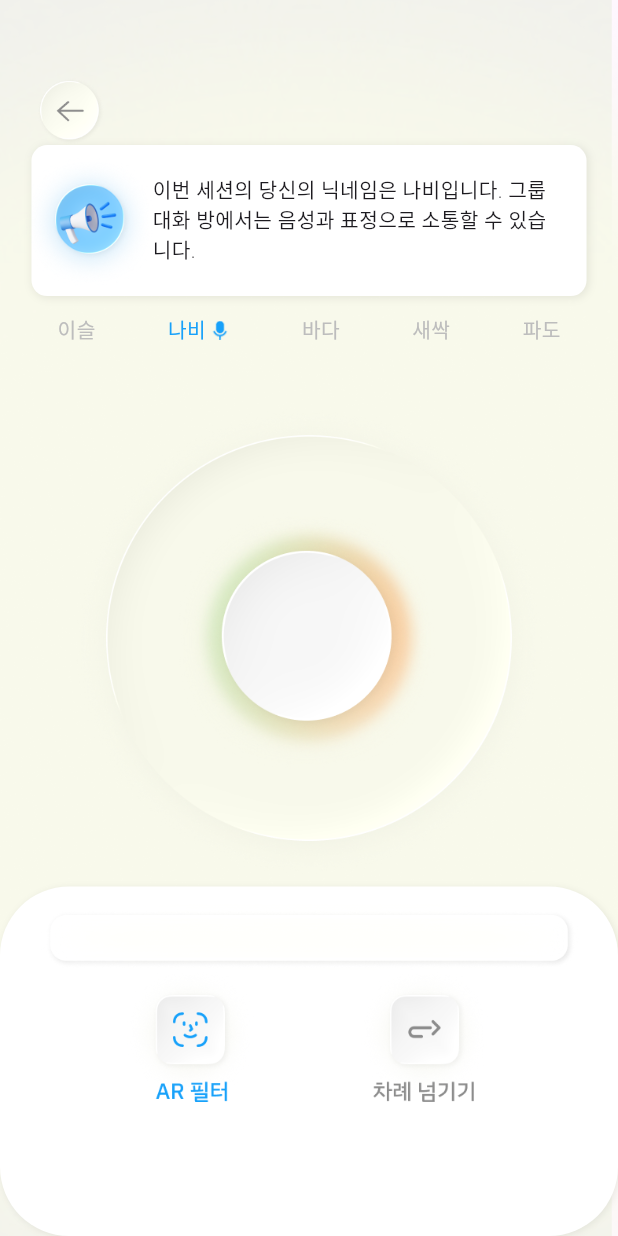
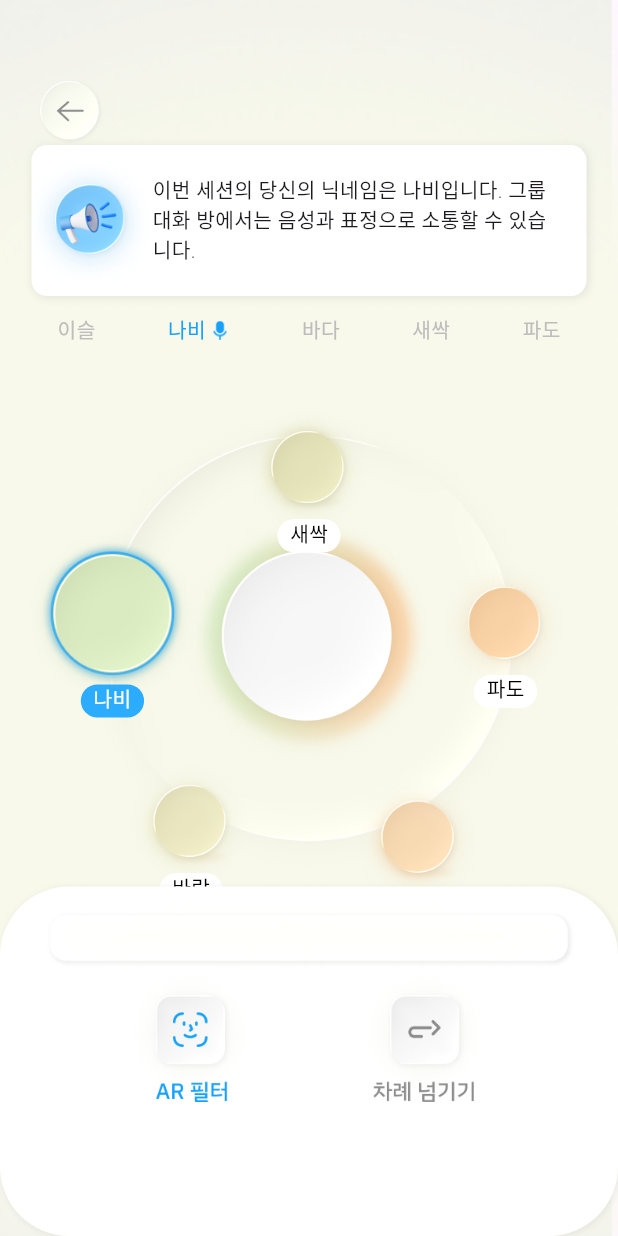
Before and after one commit to potion-glowdrop/blurr-flutter, a Flutter app: the GroupRoomPage screen opened directly with empty values, on a phone screen of 412 x 824 dp. Run offline on Flutter 3.47's test engine with Material 3 defaults, Android fonts, the light colour scheme and no system bars; our stand-ins replace camera, flutter_screenutil, permission_handler; Roboto replaces fonts that are missing (IBMPlexSansKR).

Commit message:
[FEAT] group room avatar background added

```diff
--- a/lib/features/group_chat/group_chat_room.dart
+++ b/lib/features/group_chat/group_chat_room.dart
@@ -1,5 +1,91 @@
 import 'package:flutter/material.dart';
 import 'package:flutter_screenutil/flutter_screenutil.dart';
+
+import 'package:flutter/material.dart';
+import 'package:flutter_screenutil/flutter_screenutil.dart';
+
+class ParticipantAvatar extends StatelessWidget {
+  final String name;       // 이름 (ex: '새싹')
+  final String image;      // 기본 이미지 경로
+  final String turnImage;  // 턴일 때 이미지 경로
+  final String turn;       // 현재 턴의 이름
+
+  // 위치 값
+  final double? top;
+  final double? left;
+  final double? right;
+  final double? bottom;
+
+  // 크기 조정
+  final double size;       // 기본 사이즈 (ex: 46)
+  final double sizeTurn;   // 턴일 때 사이즈 (ex: 72)
+
+  const ParticipantAvatar({
+    super.key,
+    required this.name,
+    required this.image,
+    required this.turnImage,
+    required this.turn,
+    this.top,
+    this.left,
+    this.right,
+    this.bottom,
+    this.size = 46,
+    this.sizeTurn = 72,
+  });
+
+  @override
+  Widget build(BuildContext context) {
+    final bool isTurn = (turn == name);
+    final double avatarSize = isTurn ? sizeTurn.w : size.w;
+
+    return Positioned(
+      top: top,
+      left: left,
+      right: right,
+      bottom: bottom,
+      child: Center(
+        child: Column(
+          children: [
+            SizedBox(
+              width: avatarSize,
+              height: avatarSize,
+              child: OverflowBox(
+                maxHeight: isTurn ? (sizeTurn * 1.78).w : (size * 2.3).w,
+                maxWidth: isTurn ? (sizeTurn * 1.78).w : (size * 2.3).w,
+                child: ClipRRect(
+                  borderRadius: BorderRadius.circular(10.w),
+                  child: Image.asset(
+                    isTurn ? turnImage : image,
+                    width: isTurn ? (sizeTurn * 1.78).w : (size * 2.3).w,
+                  ),
+                ),
+              ),
+            ),
+            SizedBox(height: 10.h),
+            Container(
+              height: 21.w,
+              padding: EdgeInsets.symmetric(horizontal: 8.w),
+              decoration: BoxDecoration(
+                color: isTurn ? const Color(0xFF2BACFF) : const Color(0xFFFFFFFF),
+                borderRadius: BorderRadius.circular(13.w),
+              ),
+              child: Text(
+                name,
+                style: TextStyle(
+                  color: isTurn ? const Color(0xFFFFFFFF) : const Color(0xFF000000),
+                  fontFamily: 'IBMPlexSansKR',
+                  fontSize: 14.sp,
+                  fontWeight: FontWeight.w500,
+                ),
+              ),
+            ),
+          ],
+        ),
+      ),
+    );
+  }
+}
 class ParticipantsRow extends StatelessWidget {
   final List<String> participants; // 전체 참가자 이름
   final String activeName;         // 발언자 이름
@@ -119,10 +205,12 @@ class SessionInfoCard extends StatelessWidget {
 class GroupRoomPage extends StatefulWidget {
   final String topic;
   final bool myTurn; // 내 차례인지 여부
+  final String turn;
 
   const GroupRoomPage({
     super.key,
     required this.topic,
+    this.turn = "나비",
     this.myTurn = true,
   });
 
@@ -132,6 +220,8 @@ class GroupRoomPage extends StatefulWidget {
 
 class _GroupRoomPageState extends State<GroupRoomPage> {
   bool _arOn = true; // AR 필터 On/Off 상태
+  String turn = "나비";
+
 
   @override
   Widget build(BuildContext context) {
@@ -159,9 +249,9 @@ class _GroupRoomPageState extends State<GroupRoomPage> {
                         '이번 세션의 당신의 닉네임은 나비입니다. 그룹 대화 방에서는 음성과 표정으로 소통할 수 있습니다.',
                   ),
                   SizedBox(height: 11.h),
-                  const ParticipantsRow(
-                    participants: ['이슬', '나비', '바다', '새싹', '파도'],
-                    activeName: '나비',
+                  ParticipantsRow(
+                    participants: const ['이슬', '나비', '바다', '새싹', '파도'],
+                    activeName: turn,
                   ),
                 ],
               ),
@@ -221,10 +311,90 @@ class _GroupRoomPageState extends State<GroupRoomPage> {
                       ),
                     ),
                   ),
+
                 ],
               ),
             ),
           ),
+          // Positioned(
+          //   top: turn=='새싹'?255.w:275.w,
+          //   left: 0,
+          //   right: 0,
+          //   child: Center(
+          //   child: Column(
+          //     children: [
+          //       SizedBox(
+          //         width: turn=='새싹'?72.w:46.w,
+          //         height: turn=='새싹'?72.w:46.w,
+          //         child: OverflowBox(
+          //           maxHeight: turn=='새싹'?128.w:106.w,
+          //           maxWidth: turn=='새싹'?128.w:106.w,
+          //           child: ClipRRect(
+          //             borderRadius: BorderRadiusGeometry.circular(10.w),
+          //             child: Image.asset(turn=='새싹'?'assets/images/group/saessak_turn.png':'assets/images/group/saessak.png', width: turn=='새싹'?128.w:106.w,)),
+          //         ),
+          //       ),
+          //       SizedBox(height: 10.h,),
+          //       Container(
+          //         height: 21.w,
+          //         padding: EdgeInsets.symmetric(horizontal: 8.w),
+          //         decoration: BoxDecoration(
+          //           color: turn=='새싹'?Color(0xFF2BACFF):Color(0xFFFFFFFF),
+          //           borderRadius: BorderRadius.circular(13.w)
+          //         ),
+          //         child: Text('새싹', style: TextStyle(color: turn=='새싹'?Color(0xFFFFFFFF):Color(0xFF000000),fontFamily: 'IBMPlexSansKR', fontSize: 14.sp,fontWeight: FontWeight.w500),),
+          //       )
+          //     ],
+          //   ))),
+
+          ParticipantAvatar(
+            name: '새싹',
+            image: 'assets/images/group/saessak.png',
+            turnImage: 'assets/images/group/saessak_turn.png',
+            turn: turn,
+            top: turn == '새싹' ? 255.w : 275.w,
+            left: 0,
+            right: 0,
+          ),
+          ParticipantAvatar(
+            name: '파도',
+            image: 'assets/images/group/pado.png',
+            turnImage: 'assets/images/group/pado_turn.png',
+            turn: turn,
+            top: turn == '파도' ? 354.w : 374.w,
+            left: 250.w,
+            right: 0,
+          ),
+          ParticipantAvatar(
+            name: '나비',
+            image: 'assets/images/group/nabi.png',
+            turnImage: 'assets/images/group/nabi_turn.png',
+            turn: turn,
+            top: turn == '나비' ? 354.w : 374.w,
+            left: 0,
+            right: 250.w,
+          ),
+          ParticipantAvatar(
+            name: '이슬',
+            image: 'assets/images/group/iseul.png',
+            turnImage: 'assets/images/group/iseul_turn.png',
+            turn: turn,
+            top: turn == '이슬' ? 495.w : 510.w,
+            left: 140.w,
+            right: 0,
+          ),
+          ParticipantAvatar(
+            name: '바람',
+            image: 'assets/images/group/baram.png',
+            turnImage: 'assets/images/group/baram_turn.png',
+            turn: turn,
+            top: turn == '바람' ? 485.w : 500.w,
+            left: 0,
+            right: 150.w,
+          ),
+
+
+
 
           // 하단 컨트롤 박스
           Positioned(
```
Also changed, not shown: assets/images/group/baram.png (added), assets/images/group/baram_turn.png (added), assets/images/group/iseul.png (added), assets/images/group/iseul_turn.png (added), assets/images/group/nabi.png (added), assets/images/group/nabi_turn.png (added), assets/images/group/pado.png (added), assets/images/group/pado_turn.png (added), assets/images/group/saessak_turn.png (added).
